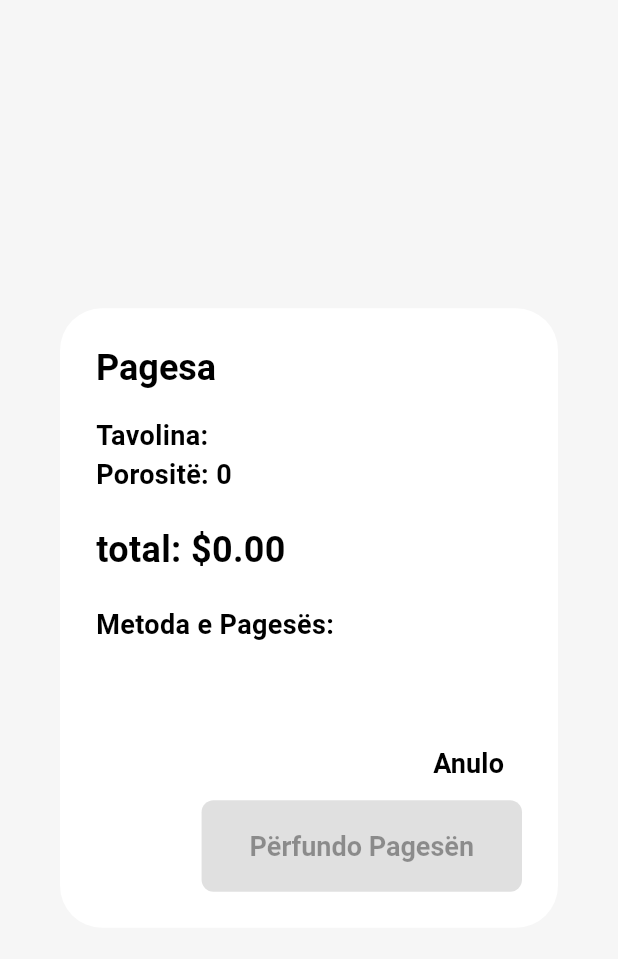
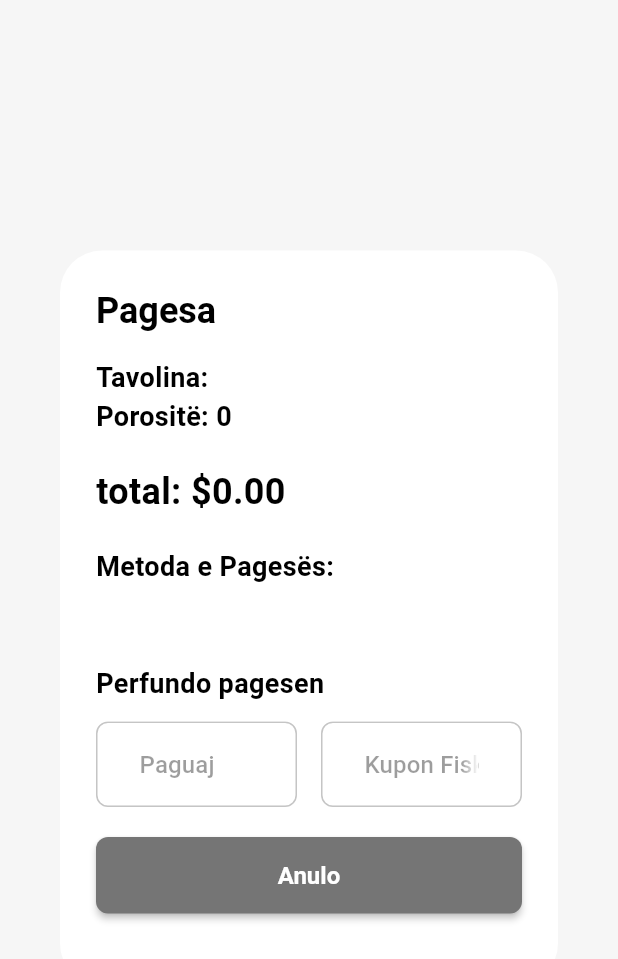
Before and after one commit to Qendrimii/kendrix-pos-app, a Flutter app: the PaymentDialog widget shown alone on an empty page, opened directly with empty values, on a phone screen of 412 x 824 dp. Shown: the top 959 px of the screen. Run offline on Flutter 3.47's test engine with Material 3 defaults, Android fonts, the light colour scheme and no system bars; our stand-ins replace flutter_riverpod, flutter_svg, go_router, shared_preferences; accounts and stored records are empty; network calls fail.

Commit message:
Add 2 payment processes

```diff
--- a/lib/services/api_service.dart
+++ b/lib/services/api_service.dart
@@ -179,6 +179,10 @@ class ApiService {
     return await PaymentService.processCustomerSale(tableId, paymentMethodId, customerId: customerId);
   }
 
+  Future<Map<String, dynamic>> processKitchenSale(String tableId, int paymentMethodId, {int? customerId}) async {
+    return await PaymentService.processKitchenSale(tableId, paymentMethodId, customerId: customerId);
+  }
+
   Future<Map<String, dynamic>> printCustomerReceipt(String transactionId) async {
     return await PaymentService.printCustomerReceipt(transactionId);
   }
--- a/lib/widgets/table/payment_dialog.dart
+++ b/lib/widgets/table/payment_dialog.dart
@@ -165,28 +165,75 @@ class _PaymentDialogState extends ConsumerState<PaymentDialog> {
                 ),
               ],
             ],
+            const SizedBox(height: 20),
+            Text(
+              'Perfundo pagesen',
+              style: TextStyle(fontSize: 18, fontWeight: FontWeight.bold),
+            ),
+            const SizedBox(height: 12),
+            Row(
+              children: [
+                Expanded(
+                  child: ChoiceChip(
+                    label: const Text(
+                      'Paguaj          ',
+                      style: TextStyle(fontSize: 16),
+                    ),
+                    selected: false,
+                    onSelected: _canProcessPayment(total) ? (_) => _processKitchenPayment(total) : null,
+                    selectedColor: const Color(0xFF000000),
+                    backgroundColor: Colors.grey[300],
+                    labelStyle: const TextStyle(
+                      color: Colors.black,
+                      fontSize: 16,
+                    ),
+                    padding: const EdgeInsets.symmetric(horizontal: 20, vertical: 16),
+                    materialTapTargetSize: MaterialTapTargetSize.padded,
+                  ),
+                ),
+                const SizedBox(width: 16),
+                Expanded(
+                  child: ChoiceChip(
+                    label: const Text(
+                      'Kupon Fiskal         ',
+                      style: TextStyle(fontSize: 16),
+                    ),
+                    selected: false,
+                    onSelected: _canProcessPayment(total) ? (_) => _processPayment(total) : null,
+                    selectedColor: const Color(0xFF006400),
+                    backgroundColor: Colors.green[300],
+                    labelStyle: const TextStyle(
+                      color: Colors.black,
+                      fontSize: 16,
+                    ),
+                    padding: const EdgeInsets.symmetric(horizontal: 20, vertical: 16),
+                    materialTapTargetSize: MaterialTapTargetSize.padded,
+                  ),
+                ),
+              ],
+            ),
+            const SizedBox(height: 20),
+            SizedBox(
+              width: double.infinity,
+              child: ElevatedButton(
+                onPressed: () => Navigator.of(context).pop(),
+                style: ElevatedButton.styleFrom(
+                  backgroundColor: Colors.grey[600],
+                  foregroundColor: Colors.white,
+                  padding: const EdgeInsets.symmetric(vertical: 16),
+                  textStyle: const TextStyle(fontSize: 16, fontWeight: FontWeight.w600),
+                  shape: RoundedRectangleBorder(
+                    borderRadius: BorderRadius.circular(8),
+                  ),
+                  elevation: 2,
+                ),
+                child: const Text('Anulo'),
+              ),
+            ),
           ],
         ),
       ),
-      actions: [
-        TextButton(
-          onPressed: () => Navigator.of(context).pop(),
-          child: Text(
-            AppTranslations.cancel,
-            style: TextStyle(fontSize: 18, fontWeight: FontWeight.w600), // Increased font size
-          ),
-        ),
-        ElevatedButton(
-          onPressed: _canProcessPayment(total) ? () => _processPayment(total) : null,
-          style: ElevatedButton.styleFrom(
-            backgroundColor: const Color(0xFF000000),
-            foregroundColor: Colors.white,
-            padding: const EdgeInsets.symmetric(vertical: 20, horizontal: 32), // Increased padding
-            textStyle: const TextStyle(fontSize: 18, fontWeight: FontWeight.w600), // Increased font size
-          ),
-          child: Text(AppTranslations.completePayment),
-        ),
-      ],
+      actions: [],
     );
   }
 
@@ -214,7 +261,7 @@ class _PaymentDialogState extends ConsumerState<PaymentDialog> {
         ScaffoldMessenger.of(context).showSnackBar(
           SnackBar(
             content: Text('Payment completed! Change: \$${(cashReceived - total).toStringAsFixed(2)}'),
-            backgroundColor: const Color(0xFF000000),
+            backgroundColor: const Color(0xFF006400), // Dark green to match button
             duration: const Duration(seconds: 2),
           ),
         );
@@ -232,4 +279,39 @@ class _PaymentDialogState extends ConsumerState<PaymentDialog> {
       }
     }
   }
+
+  void _processKitchenPayment(double total) async {
+    if (selectedPaymentMethodId == null) return;
+    try {
+      final api = ApiService();
+      await api.processKitchenSale(widget.tableId, selectedPaymentMethodId!);
+      // Close all orders
+      for (final order in widget.orders) {
+        ref.read(ordersProvider.notifier).closeOrder(order.id);
+      }
+      // Free the table - single API call with null waiterId
+      ref.read(hallsProvider.notifier).assignWaiter(widget.tableId, null);
+      // Show success message
+      if (mounted) {
+        ScaffoldMessenger.of(context).showSnackBar(
+          SnackBar(
+            content: Text('Kitchen payment completed! Change: \$${(cashReceived - total).toStringAsFixed(2)}'),
+            backgroundColor: const Color(0xFF000000), // Black to match button
+            duration: const Duration(seconds: 2),
+          ),
+        );
+      }
+      widget.onPaymentComplete();
+    } catch (e) {
+      if (mounted) {
+        ScaffoldMessenger.of(context).showSnackBar(
+          SnackBar(
+            content: Text('Kitchen payment failed: ${e.toString()}'),
+            backgroundColor: Colors.red,
+            duration: const Duration(seconds: 3),
+          ),
+        );
+      }
+    }
+  }
 }
```
Also changed, not shown: lib/services/payment_service.dart (+24 -1 lines).
